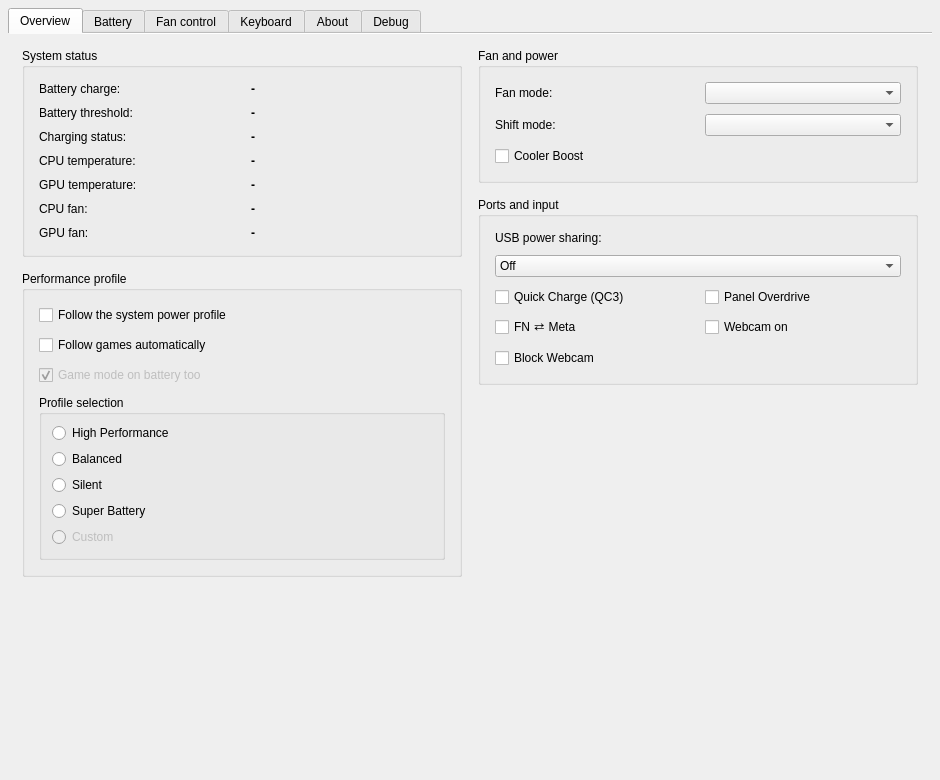
Before: the Qt Designer form src/mainwindow.ui in gouwschristo/MControlCenter, drawn with Qt 5.
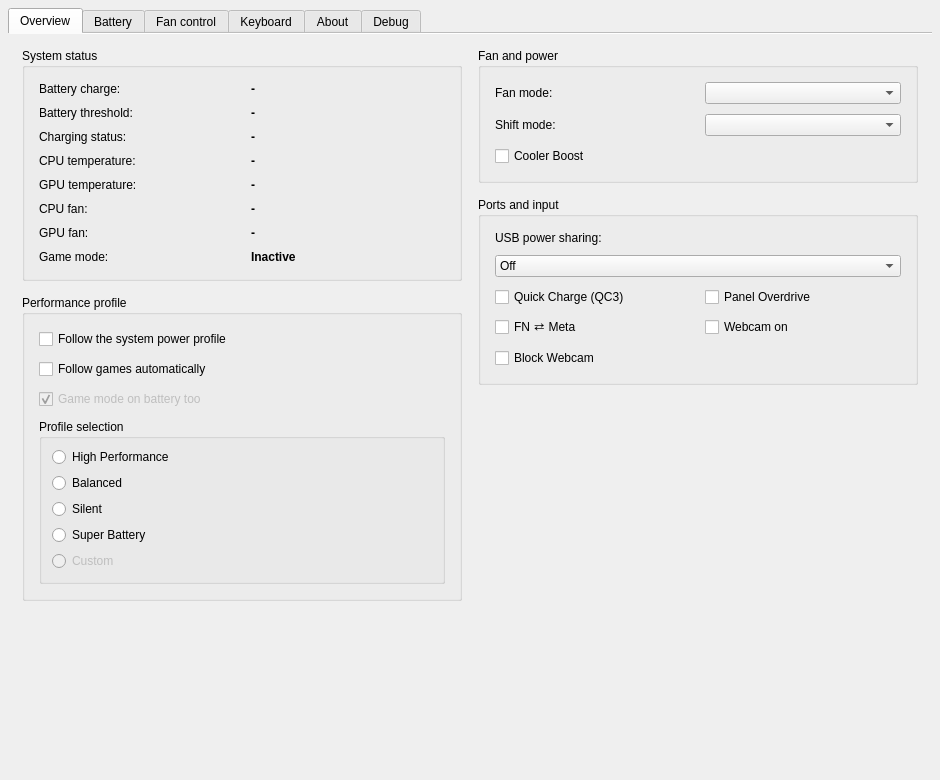
After: the same form once the commit is applied. Icons and pictures are not drawn.

Commit message: ng: show game mode status in system status

The edit to the form file:
```diff
--- a/src/mainwindow.ui
+++ b/src/mainwindow.ui
@@ -317,6 +317,31 @@
                    </property>
                   </widget>
                  </item>
+                 <item row="7" column="0">
+                  <widget class="QLabel" name="gameModeLabel">
+                   <property name="text">
+                    <string>Game mode:</string>
+                   </property>
+                   <property name="toolTip">
+                    <string>Whether MCC has detected a running Steam or Lutris game.</string>
+                   </property>
+                  </widget>
+                 </item>
+                 <item row="7" column="1">
+                  <widget class="QLabel" name="gameModeValueLabel">
+                   <property name="font">
+                    <font>
+                     <bold>true</bold>
+                    </font>
+                   </property>
+                   <property name="text">
+                    <string>Inactive</string>
+                   </property>
+                   <property name="toolTip">
+                    <string>Active while a detected game is being given the High Performance profile. A game that is detected but not applied (following games is off, or it is running on battery with the battery option disabled) is shown as detected only.</string>
+                   </property>
+                  </widget>
+                 </item>
                 </layout>
                </widget>
               </item>
```
The commit also changes 2 other files.
